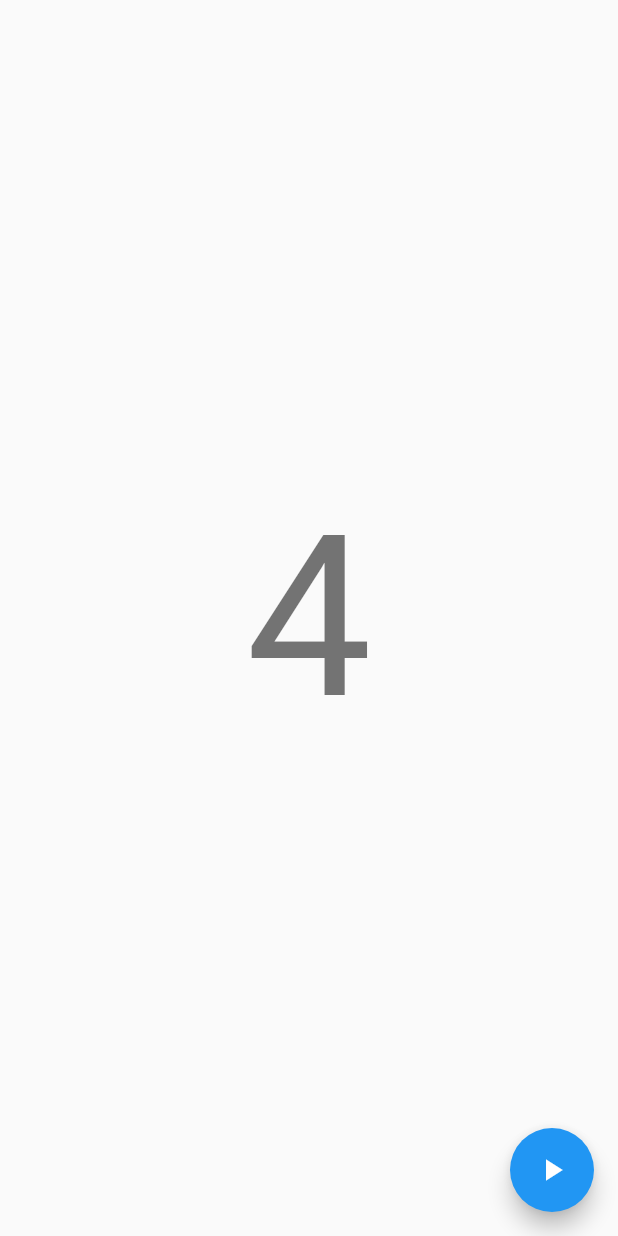
After one commit to f3igao/namaslay_flutter, a Flutter app: the MyApp screen opened directly, on a phone screen of 412 x 824 dp. The commit adds this screen. Run offline on Flutter 3.47's test engine with Material 2 defaults, Android fonts, the phone set to English and light mode, and no system bars; our stand-ins replace cloud_firestore, transparent_image; accounts and stored records are empty.

Commit message:
add count down

```diff
--- /dev/null
+++ b/lib/shared/countdown.dart
@@ -0,0 +1,53 @@
+import 'package:flutter/material.dart';
+
+class Countdown extends AnimatedWidget {
+  Countdown({ Key key, this.animation }) : super(key: key, listenable: animation);
+  Animation<int> animation;
+
+  @override
+  build(BuildContext context){
+    return Text(
+      animation.value.toString(),
+      style: TextStyle(fontSize: 150.0, color: Colors.black54),
+    );
+  }
+}
+
+class MyApp extends StatefulWidget {
+  State createState() => _MyAppState();
+}
+
+class _MyAppState extends State<MyApp> with TickerProviderStateMixin {
+  AnimationController _controller;
+
+  static const int kStartValue = 4;
+
+  @override
+  void initState() {
+    super.initState();
+    _controller = AnimationController(
+      vsync: this,
+      duration: Duration(seconds: kStartValue),
+    );
+  }
+
+  @override
+  Widget build(BuildContext context) {
+    return Scaffold(
+      floatingActionButton: FloatingActionButton(
+        child: Icon(Icons.play_arrow),
+        onPressed: () => _controller.forward(from: 0.0),
+      ),
+      body: Container(
+        child: Center(
+          child: Countdown(
+            animation: StepTween(
+              begin: kStartValue,
+              end: 0,
+            ).animate(_controller),
+          ),
+        ),
+      ),
+    );
+  }
+}
```
Also changed, not shown: lib/controller/workout_control.dart (deleted, +0 -32 lines), lib/pages/workout_dialog.dart (+63 -5 lines), lib/shared/workout_display.dart (deleted, +0 -91 lines).
